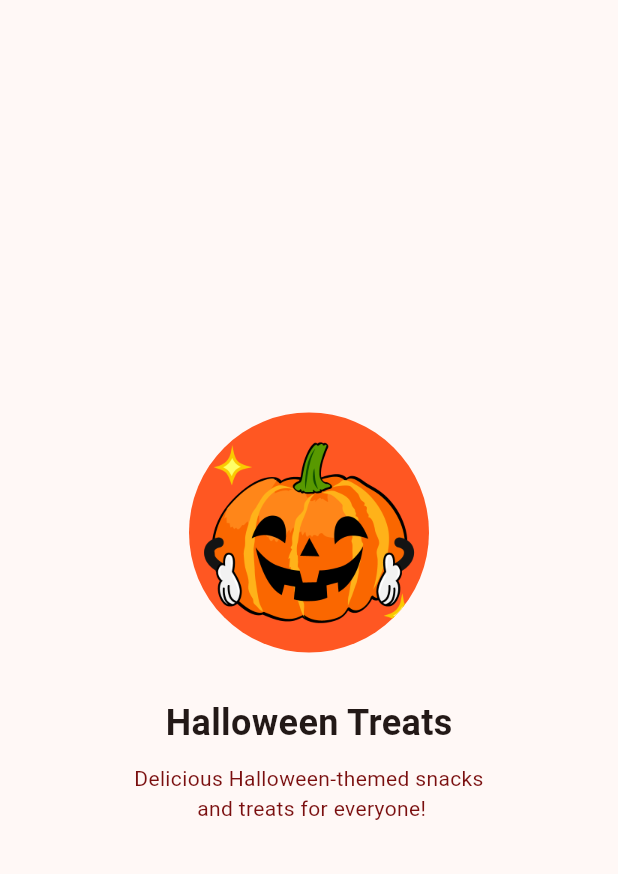
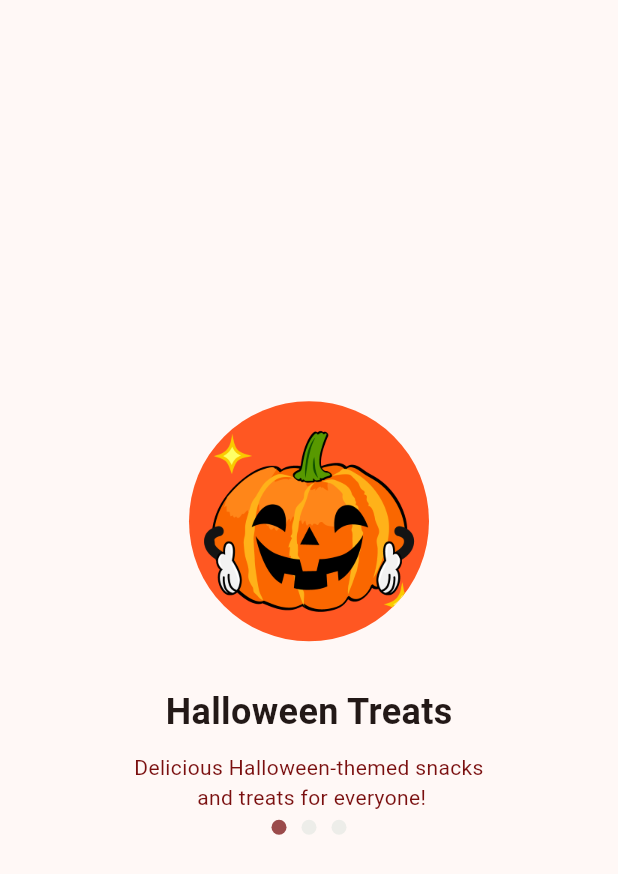
Before and after one commit to WhoIsR/flutter_Week5_Splash_Screen, a Flutter app: the screen it shows after launch, on a phone screen of 412 x 824 dp. Shown: the top 874 px of the screen. Run offline on Flutter 3.47's test engine with Material 3 defaults, Android fonts, the light colour scheme and no system bars.

Commit message:
menambahkan 3 bullet kecil dibawah text

```diff
--- a/lib/SplashScreen1.dart
+++ b/lib/SplashScreen1.dart
@@ -22,9 +22,9 @@ class SplashScreen1 extends StatelessWidget {
                 ),
               ),
             ),
-            SizedBox(height: 30),
+            const SizedBox(height: 30),
 
-            Text(
+            const Text(
               "Halloween Treats",
               style: TextStyle(
                 fontSize: 24.0, // Ukuran besar
@@ -32,15 +32,48 @@ class SplashScreen1 extends StatelessWidget {
               ),
             ),
 
-            SizedBox(height: 10),
+            const SizedBox(height: 10),
 
-            Text(
+            const Text(
               "Delicious Halloween-themed snacks \n and treats for everyone!",
               textAlign: TextAlign.center,
               style: TextStyle(
                 fontSize: 14.0, // Ukuran lebih kecil
-                color: const Color.fromARGB(255, 122, 15, 15), // Warna hijau
+                color: Color.fromARGB(255, 122, 15, 15), // Warna teks
               ),
+            ),
+            const SizedBox(height: 5),
+
+            Row(
+              mainAxisAlignment: MainAxisAlignment.center,
+              children: [
+                Container(
+                  width: 10,
+                  height: 10,
+                  decoration: BoxDecoration(
+                    shape: BoxShape.circle,
+                    color: Color.fromARGB(255, 155, 75, 75), // Warna aktif
+                  ),
+                ),
+                const SizedBox(width: 10),
+                Container(
+                  width: 10,
+                  height: 10,
+                  decoration: BoxDecoration(
+                    shape: BoxShape.circle,
+                    color: Color(0xFFedede9), // Warna non-aktif
+                  ),
+                ),
+                const SizedBox(width: 10),
+                Container(
+                  width: 10,
+                  height: 10,
+                  decoration: BoxDecoration(
+                    shape: BoxShape.circle,
+                    color: Color(0xFFedede9), // Warna non-aktif
+                  ),
+                ),
+              ],
             ),
           ],
         ),
```
